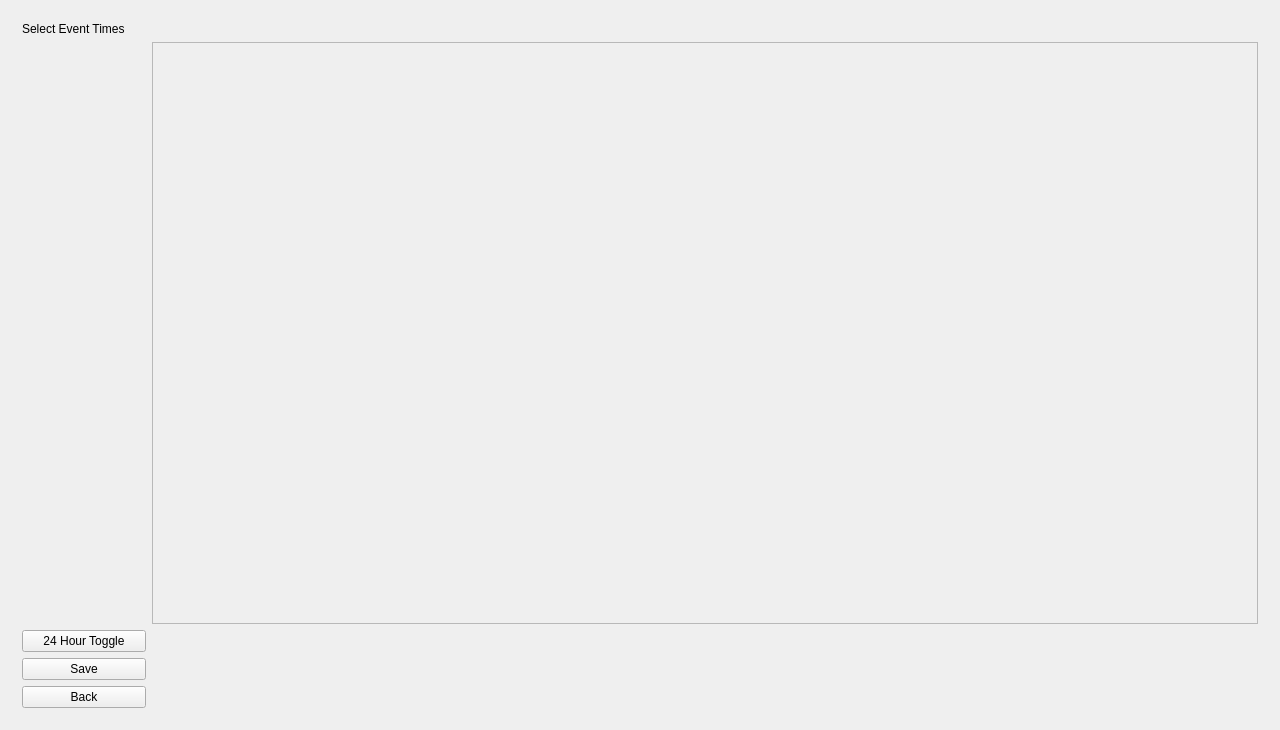
Qt form mainwindow.ui (Team-A-Prime/EECS_448_Project_1) before a commit.
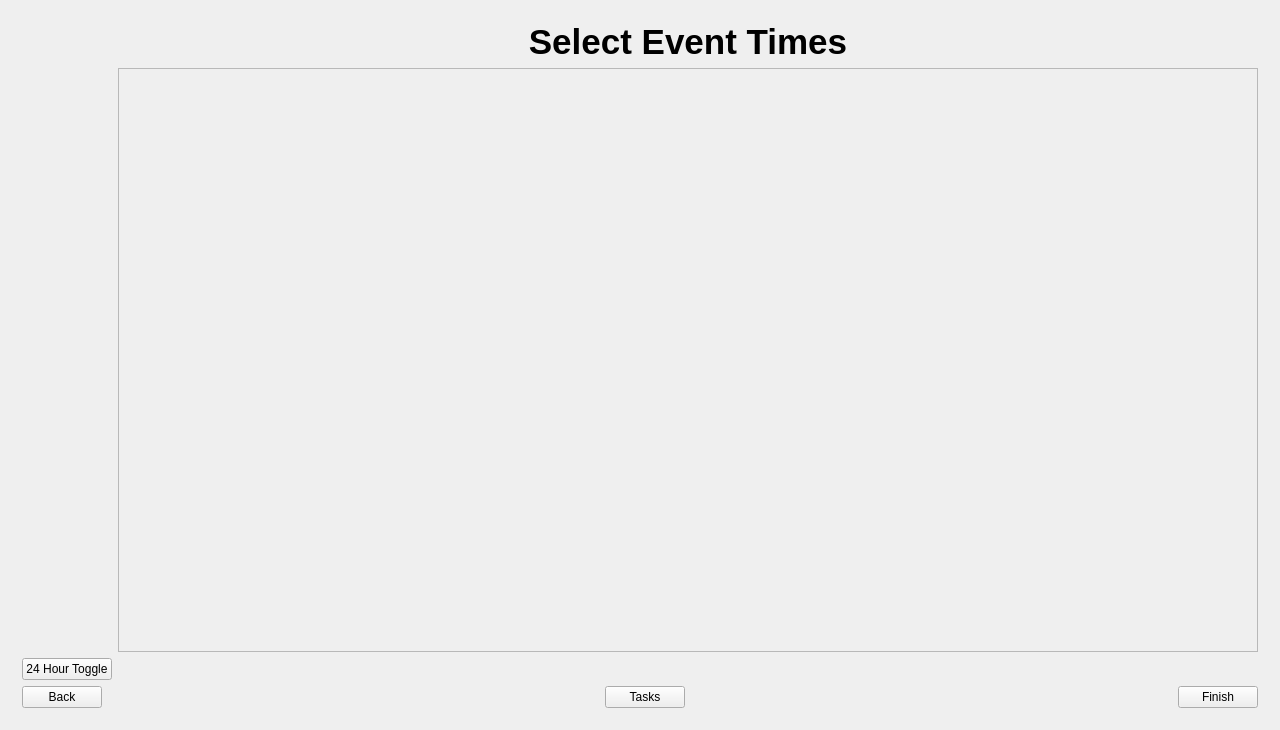
The same form after that commit. The open tabs and pages were chosen to show the change.

Commit message: Add nonfunctional task adding page

```diff
--- a/mainwindow.ui
+++ b/mainwindow.ui
@@ -254,77 +254,61 @@
        <layout class="QGridLayout" name="gridLayout_14">
         <item row="0" column="0">
          <layout class="QGridLayout" name="gridLayout_11">
-          <item row="1" column="0">
-           <spacer name="verticalSpacer">
-            <property name="orientation">
-             <enum>Qt::Vertical</enum>
-            </property>
-            <property name="sizeHint" stdset="0">
-             <size>
-              <width>20</width>
-              <height>40</height>
-             </size>
-            </property>
-           </spacer>
+          <item row="4" column="2">
+           <layout class="QHBoxLayout" name="horizontalLayout">
+            <item>
+             <spacer name="horizontalSpacer_12">
+              <property name="orientation">
+               <enum>Qt::Horizontal</enum>
+              </property>
+              <property name="sizeHint" stdset="0">
+               <size>
+                <width>40</width>
+                <height>20</height>
+               </size>
+              </property>
+             </spacer>
+            </item>
+            <item>
+             <widget class="QPushButton" name="btnNewTimeAddTasks">
+              <property name="text">
+               <string>Tasks</string>
+              </property>
+             </widget>
+            </item>
+            <item>
+             <spacer name="horizontalSpacer_13">
+              <property name="orientation">
+               <enum>Qt::Horizontal</enum>
+              </property>
+              <property name="sizeHint" stdset="0">
+               <size>
+                <width>40</width>
+                <height>20</height>
+               </size>
+              </property>
+             </spacer>
+            </item>
+            <item>
+             <widget class="QPushButton" name="btnNewTimeSave">
+              <property name="enabled">
+               <bool>true</bool>
+              </property>
+              <property name="text">
+               <string>Finish</string>
+              </property>
+             </widget>
+            </item>
+           </layout>
           </item>
-          <item row="1" column="2">
-           <spacer name="verticalSpacer_3">
-            <property name="orientation">
-             <enum>Qt::Vertical</enum>
-            </property>
-            <property name="sizeHint" stdset="0">
-             <size>
-              <width>20</width>
-              <height>40</height>
-             </size>
-            </property>
-           </spacer>
-          </item>
-          <item row="1" column="1">
-           <spacer name="verticalSpacer_2">
-            <property name="orientation">
-             <enum>Qt::Vertical</enum>
-            </property>
-            <property name="sizeHint" stdset="0">
-             <size>
-              <width>20</width>
-              <height>40</height>
-             </size>
-            </property>
-           </spacer>
-          </item>
-          <item row="3" column="0" colspan="5">
-           <widget class="QPushButton" name="btnNewTimeSave">
-            <property name="enabled">
-             <bool>true</bool>
-            </property>
-            <property name="text">
-             <string>Save</string>
-            </property>
-           </widget>
-          </item>
-          <item row="2" column="0" colspan="5">
+          <item row="2" column="0" colspan="2">
            <widget class="QPushButton" name="btnNewTimeToggle">
             <property name="text">
              <string>24 Hour Toggle</string>
             </property>
            </widget>
           </item>
-          <item row="4" column="0" colspan="5">
-           <widget class="QPushButton" name="btnNewTimeBack">
-            <property name="text">
-             <string>Back</string>
-            </property>
-           </widget>
-          </item>
-          <item row="0" column="0" colspan="5">
-           <widget class="QLabel" name="label">
-            <property name="text">
-             <string>Select Event Times</string>
-            </property>
-           </widget>
-          </item>
-          <item row="1" column="5">
+          <item row="1" column="2">
            <widget class="QScrollArea" name="scrollArea">
             <property name="widgetResizable">
              <bool>true</bool>
@@ -334,44 +318,114 @@
               <rect>
                <x>0</x>
                <y>0</y>
-               <width>24</width>
-               <height>24</height>
+               <width>1084</width>
+               <height>550</height>
               </rect>
              </property>
              <layout class="QGridLayout" name="gridLayout_17"/>
             </widget>
            </widget>
           </item>
-          <item row="1" column="3">
-           <spacer name="verticalSpacer_4">
-            <property name="orientation">
-             <enum>Qt::Vertical</enum>
+          <item row="4" column="0">
+           <widget class="QPushButton" name="btnNewTimeBack">
+            <property name="text">
+             <string>Back</string>
             </property>
-            <property name="sizeHint" stdset="0">
-             <size>
-              <width>20</width>
-              <height>40</height>
-             </size>
-            </property>
-           </spacer>
+           </widget>
           </item>
-          <item row="1" column="4">
-           <spacer name="verticalSpacer_5">
-            <property name="orientation">
-             <enum>Qt::Vertical</enum>
+          <item row="0" column="2">
+           <widget class="QLabel" name="label_5">
+            <property name="font">
+             <font>
+              <pointsize>26</pointsize>
+              <weight>75</weight>
+              <bold>true</bold>
+             </font>
             </property>
-            <property name="sizeHint" stdset="0">
-             <size>
-              <width>20</width>
-              <height>40</height>
-             </size>
+            <property name="text">
+             <string>Select Event Times</string>
             </property>
-           </spacer>
+            <property name="alignment">
+             <set>Qt::AlignCenter</set>
+            </property>
+           </widget>
           </item>
          </layout>
         </item>
        </layout>
       </widget>
+      <widget class="QWidget" name="pageNewTasks">
+       <widget class="QWidget" name="gridLayoutWidget">
+        <property name="geometry">
+         <rect>
+          <x>9</x>
+          <y>9</y>
+          <width>1241</width>
+          <height>691</height>
+         </rect>
+        </property>
+        <layout class="QGridLayout" name="gridLayout_19">
+         <item row="2" column="1">
+          <widget class="QLineEdit" name="txtTask"/>
+         </item>
+         <item row="1" column="1">
+          <widget class="QScrollArea" name="scrollArea_3">
+           <property name="widgetResizable">
+            <bool>true</bool>
+           </property>
+           <widget class="QWidget" name="scrollAreaWidgetContents_3">
+            <property name="geometry">
+             <rect>
+              <x>0</x>
+              <y>0</y>
+              <width>1044</width>
+              <height>607</height>
+             </rect>
+            </property>
+           </widget>
+          </widget>
+         </item>
+         <item row="0" column="1">
+          <widget class="QLabel" name="label_2">
+           <property name="font">
+            <font>
+             <pointsize>23</pointsize>
+             <weight>75</weight>
+             <bold>true</bold>
+            </font>
+           </property>
+           <property name="text">
+            <string>Add Tasks</string>
+           </property>
+           <property name="alignment">
+            <set>Qt::AlignCenter</set>
+           </property>
+          </widget>
+         </item>
+         <item row="2" column="3">
+          <widget class="QPushButton" name="btnNewTaskFinish">
+           <property name="text">
+            <string>Finish</string>
+           </property>
+          </widget>
+         </item>
+         <item row="2" column="0">
+          <widget class="QLabel" name="label">
+           <property name="text">
+            <string>Task:</string>
+           </property>
+          </widget>
+         </item>
+         <item row="2" column="2">
+          <widget class="QPushButton" name="btnNewTaskAdd">
+           <property name="text">
+            <string>Add</string>
+           </property>
+          </widget>
+         </item>
+        </layout>
+       </widget>
+      </widget>
       <widget class="QWidget" name="pageReturn">
        <layout class="QGridLayout" name="gridLayout_15">
         <item row="0" column="0">
```
Left out of the diff: 41 changed lines with no effect on the pictures. The commit also changes 2 other files.
